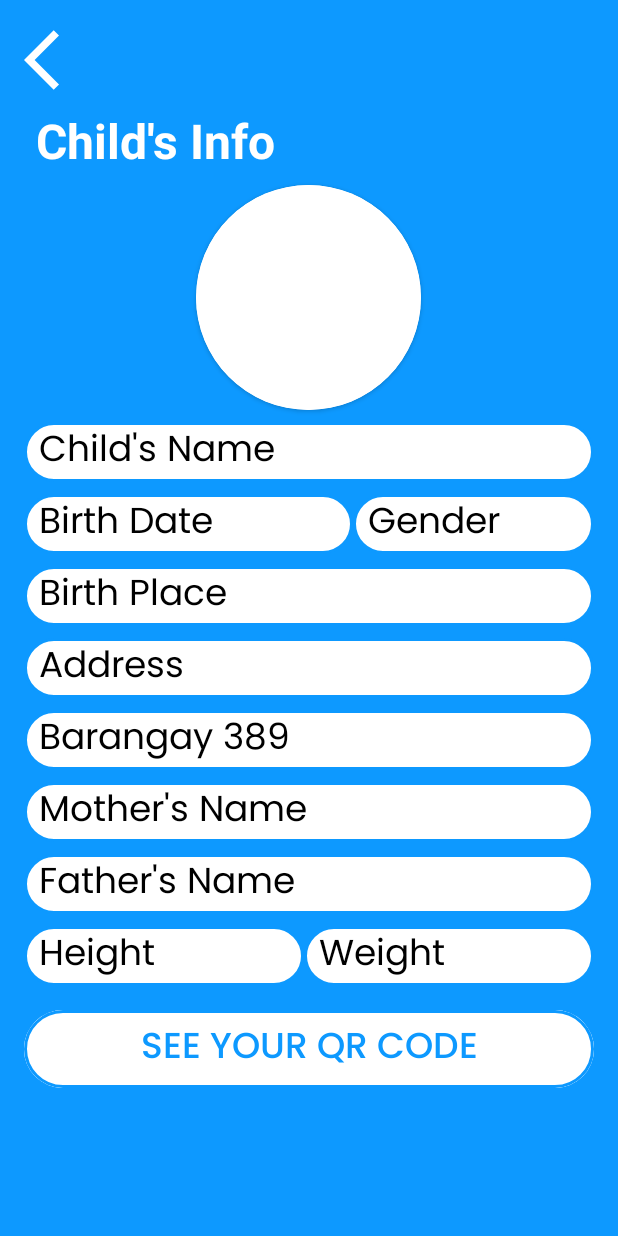
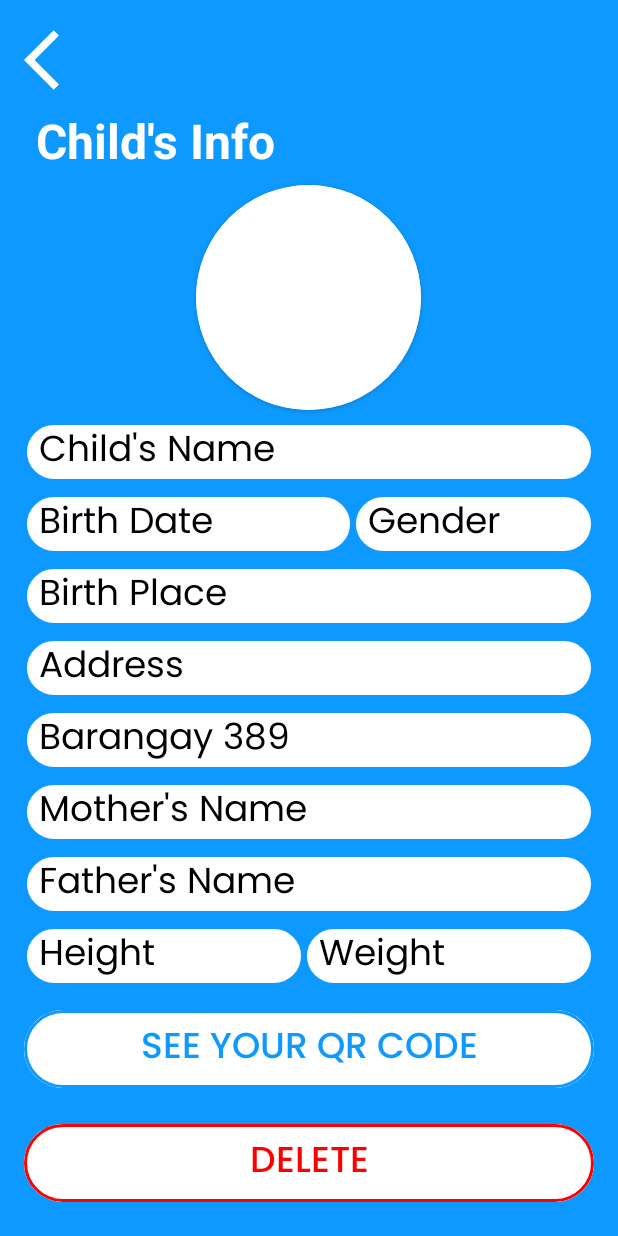
Before and after one commit to Hysao/ImmuniCare, an Android app: the ChildDataActivity screen opened directly, with no data from a screen before it, on a phone screen of 412 x 824 dp. Run offline under Robolectric (Android 15) with nearby library versions, the light colour scheme and no system bars; our stand-ins replace Firebase (no records; nobody signed in at launch, a user with empty details on screens opened directly).

Commit message:
Deleting child data.

```diff
--- a/app/src/main/java/com/myprograms/immunicare/user/ChildDataActivity.java
+++ b/app/src/main/java/com/myprograms/immunicare/user/ChildDataActivity.java
@@ -33,7 +33,7 @@ public class ChildDataActivity extends AppCompatActivity {
             dataChildAddress, dataChildBarangay,
             dataChildMother, dataChildFather,
             dataChildHeight, dataChildWeight;
-    private Button seeQrCode;
+    private Button seeQrCode, delete;
     private ImageView dataChildPhoto;
 
     private ImageButton backBtn;
@@ -81,6 +81,7 @@ public class ChildDataActivity extends AppCompatActivity {
         backBtn.setOnClickListener(v -> finish());
 
         seeQrCode = findViewById(R.id.seeQrCode);
+        delete = findViewById(R.id.delete);
 
         seeQrCode.setOnClickListener(new View.OnClickListener() {
             @Override
@@ -88,6 +89,31 @@ public class ChildDataActivity extends AppCompatActivity {
                 Intent i = new Intent(ChildDataActivity.this, ChildQRCodeActivity.class);
                 i.putExtra("documentId", documentId);
                 startActivity(i);
+            }
+        });
+
+        delete.setOnClickListener(new View.OnClickListener() {
+            @Override
+            public void onClick(View v) {
+                // Show confirmation dialog
+                new androidx.appcompat.app.AlertDialog.Builder(ChildDataActivity.this)
+                        .setTitle("Delete Confirmation")
+                        .setMessage("Are you sure you want to delete this?")
+                        .setPositiveButton("Yes", (dialog, which) -> {
+
+                            DocumentReference documentRef = childRef.document(documentId);
+                            documentRef.delete().addOnSuccessListener(unused -> {
+                                finish();
+                            }).addOnFailureListener(e -> {
+                                e.printStackTrace();
+
+                            });
+                        })
+                        .setNegativeButton("No", (dialog, which) -> {
+                            // Dismiss dialog and do nothing
+                            dialog.dismiss();
+                        })
+                        .show();
             }
         });
 
--- a/app/src/main/res/layout/activity_child_data.xml
+++ b/app/src/main/res/layout/activity_child_data.xml
@@ -236,6 +236,23 @@
             android:backgroundTint="@color/white"
             tools:ignore="HardcodedText,RtlSymmetry" />
 
+        <Button
+            android:id="@+id/delete"
+            android:layout_width="match_parent"
+            android:layout_height="wrap_content"
+            android:text="DELETE"
+            style="@style/Widget.Material3.Button.OutlinedButton"
+            app:strokeWidth="2dp"
+            app:strokeColor="@color/immuniCareRed"
+            android:textSize="24sp"
+            android:textColor="@color/immuniCareRed"
+            android:layout_marginVertical="8dp"
+            android:layout_marginHorizontal="8dp"
+            android:fontFamily="@font/poppins_medium"
+            android:backgroundTint="@color/white"
+            tools:ignore="HardcodedText,RtlSymmetry" />
+
+
 
     </LinearLayout>
 
--- a/app/src/main/res/layout/activity_child_info.xml
+++ b/app/src/main/res/layout/activity_child_info.xml
@@ -463,7 +463,6 @@
                     app:strokeColor="@color/immuniCareBlue"
                     />
 
-
             </LinearLayout>
 
         </ScrollView>
```
